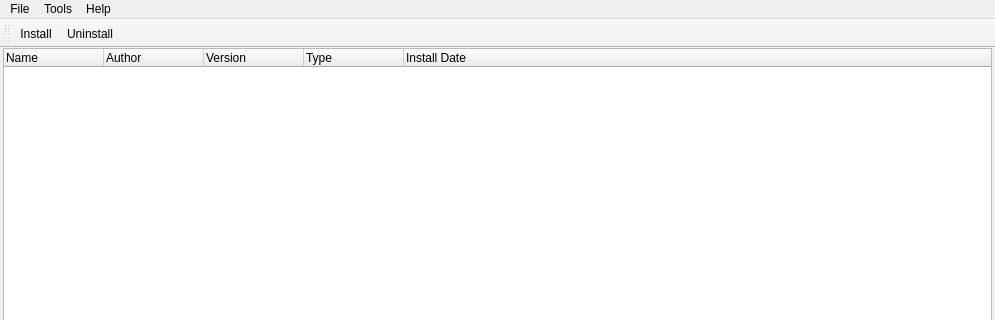
Old version of the form mainwindow.ui in the repository eterniti/xv2ins; both pictures show x 0 to 995 and y 0 to 320 of the 995 by 560 pixel window.
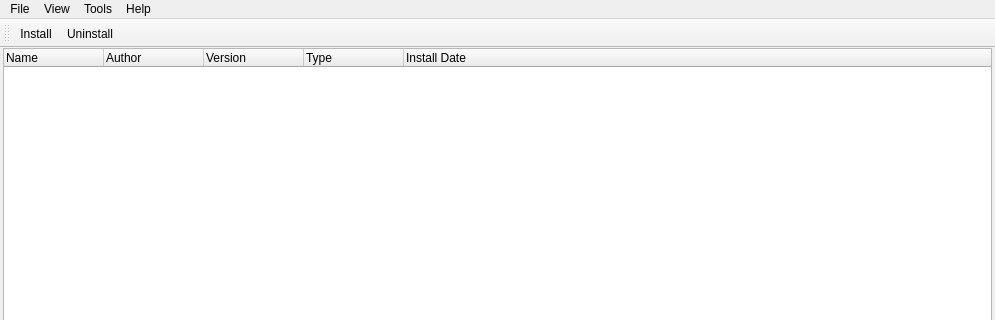
New version of the form. Icons and pictures are not drawn.

Patch:
```diff
--- a/mainwindow.ui
+++ b/mainwindow.ui
@@ -107,7 +107,14 @@
     <addaction name="actionRemoveEmptyDirs"/>
     <addaction name="actionTriggerPortOover"/>
    </widget>
+   <widget class="QMenu" name="menuView">
+    <property name="title">
+     <string>View</string>
+    </property>
+    <addaction name="actionSet_dark_theme"/>
+   </widget>
    <addaction name="menuFile"/>
+   <addaction name="menuView"/>
    <addaction name="menuTools"/>
    <addaction name="menuHelp"/>
   </widget>
```
Left out of the diff: 8 changed lines with no effect on the pictures.
